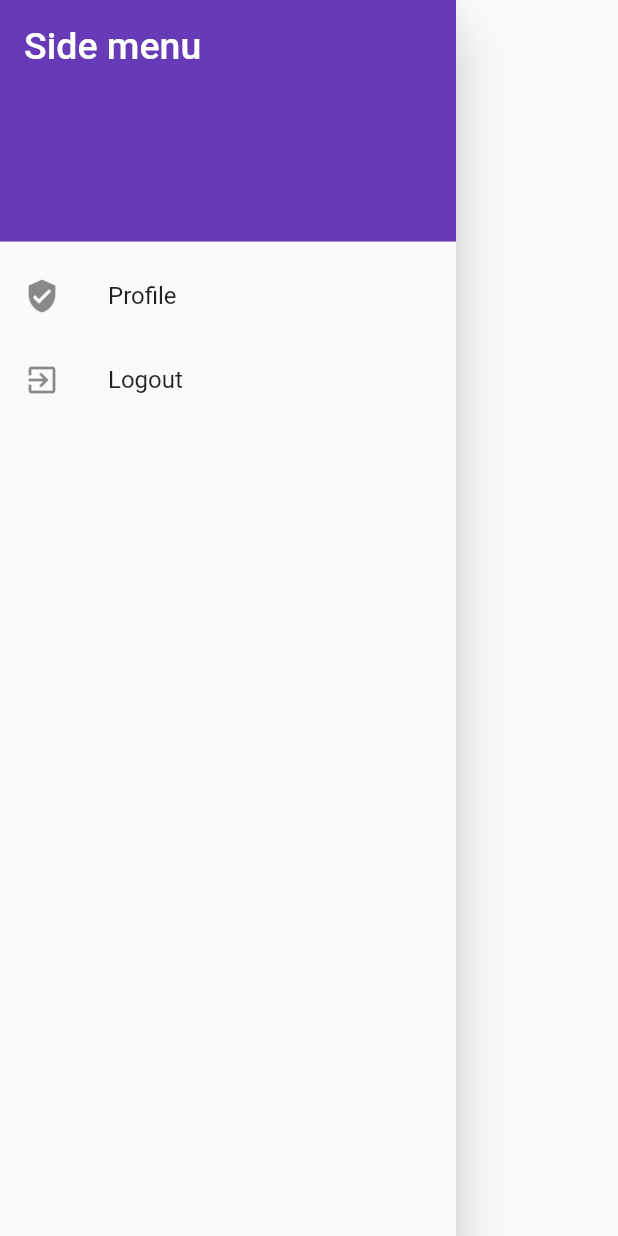
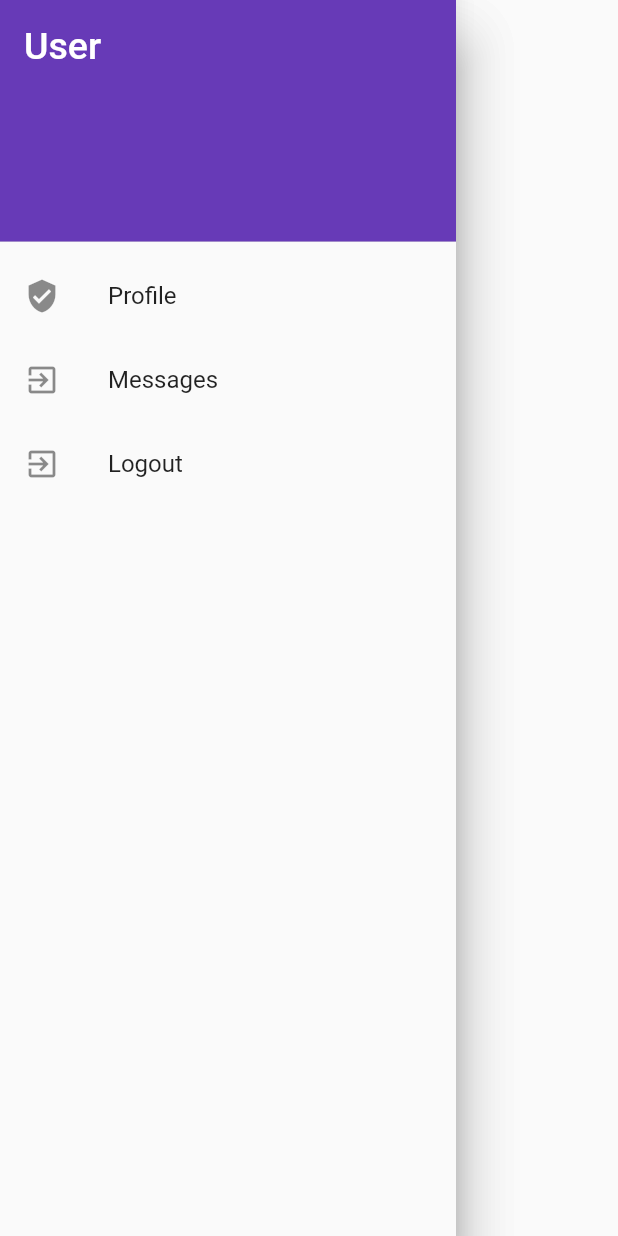
Before and after one commit to Sekarre/eDiaryMobile, a Flutter app: the NavDrawer widget shown alone on an empty page, opened directly, on a phone screen of 412 x 824 dp. Run offline on Flutter 3.47's test engine with Material 2 defaults, Android fonts, the light colour scheme and no system bars; our stand-ins replace flutter_secure_storage; accounts and stored records are empty; network calls fail.

Commit message:
add role based sidebar

```diff
--- a/e_diary_mobile/lib/auth/auth.dart
+++ b/e_diary_mobile/lib/auth/auth.dart
@@ -4,9 +4,14 @@ final storage = FlutterSecureStorage();
 
 Future<String> get jwtOrEmpty async {
   var jwt = await storage.read(key: "jwt");
-  if(jwt == null)
-    return "";
+  if (jwt == null) return "";
   return jwt;
+}
+
+Future<String> get rolesOrEmpty async {
+  var roles = await storage.read(key: "roles");
+  if (roles == null) return "";
+  return roles;
 }
 
 class AuthResponse {
@@ -14,6 +19,5 @@ class AuthResponse {
 
   AuthResponse(this.token);
 
-  AuthResponse.fromJson(Map<String, dynamic> json):
-        token = json['token'];
+  AuthResponse.fromJson(Map<String, dynamic> json) : token = json['token'];
 }
--- a/e_diary_mobile/lib/auth/login.dart
+++ b/e_diary_mobile/lib/auth/login.dart
@@ -39,6 +39,7 @@ class LoginPage extends StatelessWidget {
     return null;
   }
 
+
   @override
   Widget build(BuildContext context) {
     return Scaffold(
@@ -67,12 +68,16 @@ class LoginPage extends StatelessWidget {
                     var jwt = await attemptLogIn(username, password);
                     if(jwt != null) {
                       storage.write(key: "jwt", value: "Bearer $jwt");
+                      var user = await getData();
+                      if (user != null) {
+                        storage.write(key: "roles", value: user.roles.toString());
                         Navigator.push(
                             context,
                             MaterialPageRoute(
                                 builder: (context) => HomePage()
                             )
                         );
+                      }
                     } else {
                       displayDialog(context, "An Error Occurred", "No account was found matching that username and password");
                     }
--- a/e_diary_mobile/lib/home.dart
+++ b/e_diary_mobile/lib/home.dart
@@ -7,7 +7,7 @@ import 'package:http/http.dart' as http;
 import 'package:http/http.dart';
 import 'URI.dart';
 import 'auth/auth.dart';
-import 'menu/navDrawer.dart';
+import 'menu/nav_drawer.dart';
 import 'model/user.dart';
 
 class HomePage extends StatelessWidget {
--- a/e_diary_mobile/lib/menu/navDrawer.dart
+++ /dev/null
@@ -1,50 +0,0 @@
-import 'package:flutter/material.dart';
-import 'package:flutter_secure_storage/flutter_secure_storage.dart';
-
-import '../main.dart';
-
-class NavDrawer extends StatelessWidget {
-
-  final storage = FlutterSecureStorage();
-
-  @override
-  Widget build(BuildContext context) {
-    return Drawer(
-      child: ListView(
-        padding: EdgeInsets.zero,
-        children: <Widget>[
-          DrawerHeader(
-            child: Text(
-              'Side menu',
-              style: TextStyle(color: Colors.white, fontSize: 25),
-            ),
-            decoration: BoxDecoration(
-                color: Colors.deepPurple,
-            )
-          ),
-          ListTile(
-            leading: Icon(Icons.verified_user),
-            title: Text('Profile'),
-            onTap: () => {Navigator.of(context).pop()},
-          ),
-          ListTile(
-            leading: Icon(Icons.exit_to_app),
-            title: Text('Logout'),
-            onTap: () => {
-    logout(),
-    Navigator.pushReplacement(
-    context,
-    MaterialPageRoute(
-    builder: (context) => MyApp()),
-    ),
-    },
-          ),
-        ],
-      ),
-    );
-  }
-
-  Future<void> logout() async {
-    storage.delete(key: "jwt");
-  }
-}
--- /dev/null
+++ b/e_diary_mobile/lib/menu/nav_drawer.dart
@@ -0,0 +1,219 @@
+import 'package:e_diary_mobile/auth/auth.dart';
+import 'package:e_diary_mobile/model/role_type.dart';
+import 'package:flutter/material.dart';
+import 'package:flutter_secure_storage/flutter_secure_storage.dart';
+
+import '../main.dart';
+
+class NavDrawer extends StatelessWidget {
+  final storage = FlutterSecureStorage();
+
+  @override
+  Widget build(BuildContext context) {
+    return Drawer(
+        child: FutureBuilder(
+            future: rolesOrEmpty,
+            builder: (context, snapshot) {
+              if (snapshot.hasData) {
+                if (hasRole(
+                    RoleType.ROLE_DEPUTY_HEAD, snapshot.data.toString())) {
+                  return drawDeputyHeadSidebar(context);
+                }
+                if (hasRole(
+                    RoleType.ROLE_HEADMASTER, snapshot.data.toString())) {
+                  return drawHeadmasterSidebar(context);
+                }
+                return drawDefaultSidebar(context);
+              } else {
+                return CircularProgressIndicator();
+              }
+            }));
+  }
+
+  Drawer drawDefaultSidebar(BuildContext context) {
+    return Drawer(
+      child: ListView(
+        padding: EdgeInsets.zero,
+        children: <Widget>[
+          const DrawerHeader(
+              child: Text(
+                'User',
+                style: TextStyle(color: Colors.white, fontSize: 25),
+              ),
+              decoration: BoxDecoration(
+                color: Colors.deepPurple,
+              )),
+          profileTile(context),
+          messagesTile(context),
+          logoutTile(context),
+        ],
+      ),
+    );
+  }
+
+  Drawer drawDeputyHeadSidebar(BuildContext context) {
+    return Drawer(
+      child: ListView(
+        padding: EdgeInsets.zero,
+        children: <Widget>[
+          const DrawerHeader(
+              child: Text(
+                'Deputy Head',
+                style: TextStyle(color: Colors.white, fontSize: 25),
+              ),
+              decoration: BoxDecoration(
+                color: Colors.deepPurple,
+              )),
+          profileTile(context),
+          messagesTile(context),
+          createClassTile(context),
+          manageClassTile(context),
+          logoutTile(context),
+        ],
+      ),
+    );
+  }
+
+  Drawer drawHeadmasterSidebar(BuildContext context) {
+    return Drawer(
+      child: ListView(
+        padding: EdgeInsets.zero,
+        children: <Widget>[
+          const DrawerHeader(
+              child: Text(
+                'Headmaster',
+                style: TextStyle(color: Colors.white, fontSize: 25),
+              ),
+              decoration: BoxDecoration(
+                color: Colors.deepPurple,
+              )),
+          profileTile(context),
+          createClassTile(context),
+          manageClassTile(context),
+          teacherReportTile(context),
+          closeYearTile(context),
+          lastYearTile(context),
+          logoutTile(context),
+        ],
+      ),
+    );
+  }
+
+  ListTile profileTile(BuildContext context) {
+    return ListTile(
+      leading: Icon(Icons.verified_user),
+      title: Text('Profile'),
+      onTap: () => {Navigator.of(context).pop()},
+    );
+  }
+
+  ListTile messagesTile(BuildContext context) {
+    return ListTile(
+      leading: Icon(Icons.exit_to_app),
+      title: Text('Messages'),
+      onTap: () => {
+        logout(),
+        Navigator.pushReplacement(
+          context,
+          MaterialPageRoute(builder: (context) => MyApp()),
+        ),
+      },
+    );
+  }
+
+  ListTile manageClassTile(BuildContext context) {
+    return ListTile(
+      leading: Icon(Icons.exit_to_app),
+      title: Text('Manage class'),
+      onTap: () => {
+        logout(),
+        Navigator.pushReplacement(
+          context,
+          MaterialPageRoute(builder: (context) => MyApp()),
+        ),
+      },
+    );
+  }
+
+  ListTile createClassTile(BuildContext context) {
+    return ListTile(
+      leading: Icon(Icons.exit_to_app),
+      title: Text('Create class'),
+      onTap: () => {
+        logout(),
+        Navigator.pushReplacement(
+          context,
+          MaterialPageRoute(builder: (context) => MyApp()),
+        ),
+      },
+    );
+  }
+
+  ListTile teacherReportTile(BuildContext context) {
+    return ListTile(
+      leading: Icon(Icons.exit_to_app),
+      title: Text('Teacher report'),
+      onTap: () => {
+        logout(),
+        Navigator.pushReplacement(
+          context,
+          MaterialPageRoute(builder: (context) => MyApp()),
+        ),
+      },
+    );
+  }
+
+  ListTile closeYearTile(BuildContext context) {
+    return ListTile(
+      leading: Icon(Icons.exit_to_app),
+      title: Text('Close school year'),
+      onTap: () => {
+        logout(),
+        Navigator.pushReplacement(
+          context,
+          MaterialPageRoute(builder: (context) => MyApp()),
+        ),
+      },
+    );
+  }
+
+  ListTile lastYearTile(BuildContext context) {
+    return ListTile(
+      leading: Icon(Icons.exit_to_app),
+      title: Text('Last years archive'),
+      onTap: () => {
+        logout(),
+        Navigator.pushReplacement(
+          context,
+          MaterialPageRoute(builder: (context) => MyApp()),
+        ),
+      },
+    );
+  }
+
+  ListTile logoutTile(BuildContext context) {
+    return ListTile(
+      leading: Icon(Icons.exit_to_app),
+      title: Text('Logout'),
+      onTap: () => {
+        logout(),
+        Navigator.pushReplacement(
+          context,
+          MaterialPageRoute(builder: (context) => MyApp()),
+        ),
+      },
+    );
+  }
+
+  Future<void> logout() async {
+    storage.delete(key: "jwt");
+  }
+
+  Future<String> setRoles() async {
+    return rolesOrEmpty.toString();
+  }
+
+  bool hasRole(RoleType roleType, String roles) {
+    return roles.toString().contains(roleType.formattedToString());
+  }
+}
--- /dev/null
+++ b/e_diary_mobile/lib/model/role.dart
@@ -0,0 +1,19 @@
+import 'package:json_annotation/json_annotation.dart';
+
+part 'role.g.dart';
+
+@JsonSerializable()
+class Role {
+  int id;
+  String name;
+
+  Role(this.id, this.name);
+
+  factory Role.fromJson(Map<String, dynamic> json) => _$RoleFromJson(json);
+  Map<String, dynamic> toJson() => _$RoleToJson(this);
+
+  @override
+  String toString() {
+    return 'Role{id: $id, role: $name}';
+  }
+}
--- /dev/null
+++ b/e_diary_mobile/lib/model/role_type.dart
@@ -0,0 +1,11 @@
+enum RoleType {
+  ROLE_HEADMASTER,
+  ROLE_DEPUTY_HEAD
+}
+
+
+extension ParseToString on RoleType {
+  String formattedToString(){
+    return this.toString().split(".")[1];
+  }
+}
--- a/e_diary_mobile/lib/model/user.dart
+++ b/e_diary_mobile/lib/model/user.dart
@@ -1,4 +1,5 @@
 import 'package:e_diary_mobile/model/address.dart';
+import 'package:e_diary_mobile/model/role.dart';
 import 'package:json_annotation/json_annotation.dart';
 
 part 'user.g.dart';
@@ -10,14 +11,15 @@ class User {
   int messageNumber;
   String username;
   Address? address;
+  List<Role> roles;
 
-  User(this.id, this.name, this.messageNumber, this.username, this.address);
+  User(this.id, this.name, this.messageNumber, this.username, this.address, this.roles);
 
   factory User.fromJson(Map<String, dynamic> json) => _$UserFromJson(json);
   Map<String, dynamic> toJson() => _$UserToJson(this);
 
   @override
   String toString() {
-    return 'User{id: $id, name: $name, messageNumber: $messageNumber, username: $username, address: $address}';
+    return 'User{id: $id, name: $name, messageNumber: $messageNumber, username: $username, address: $address, roles: $roles}';
   }
 }
```
Also changed, not shown: e_diary_mobile/lib/model/role.g.dart (added), e_diary_mobile/lib/model/user.g.dart, 2 other files. Lines whose indentation alone changed are shown as unchanged.
